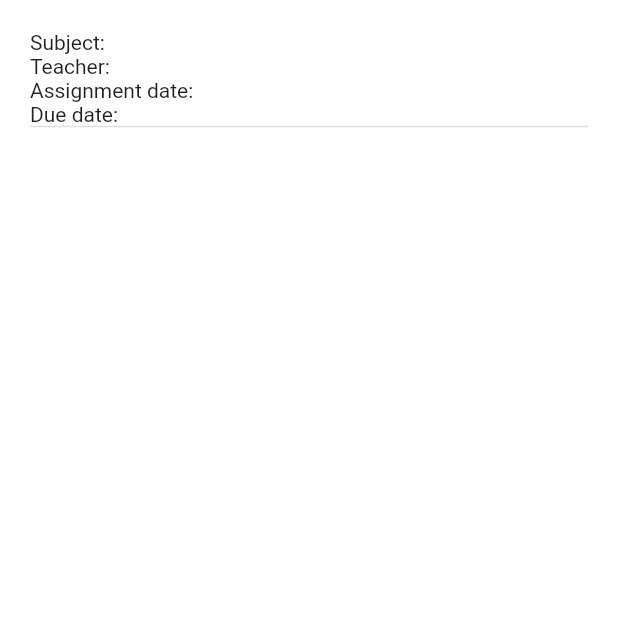
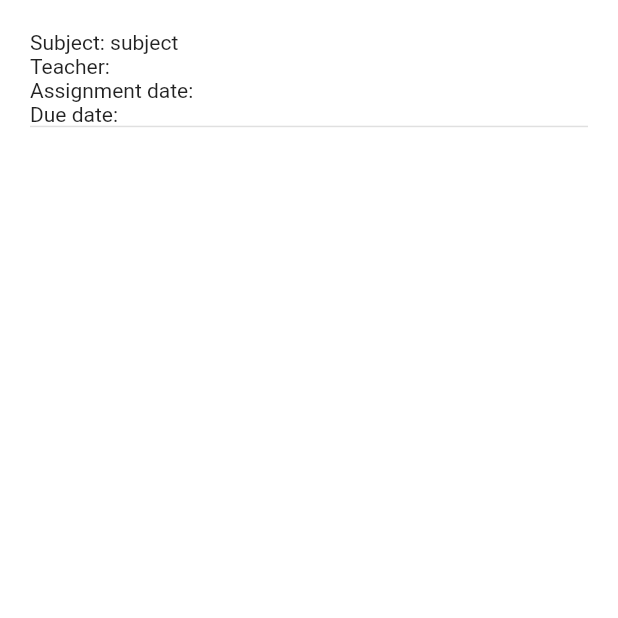
Before and after one commit to kusayp/ds-app, a Flutter app: the AssignmentDetailScreen screen opened directly with empty values, on a phone screen of 412 x 824 dp, the top half of it. Run offline on Flutter 3.47's test engine with Material 2 defaults, Android fonts, the light colour scheme and no system bars; our stand-ins replace bloc, equatable, flutter_bloc, flutter_svg, hexcolor, shared_preferences and 1 more; missing offline and left inert: dart_random_choice; accounts and stored records are empty.

Commit message:
add internationalisation

```diff
--- /dev/null
+++ b/lib/l10n/intl_en.arb
@@ -0,0 +1,5 @@
+{
+  "submittedAssignments": "Submit assignment",
+  "due": "Due",
+  "subject": "Subject: {subject}"
+}
--- /dev/null
+++ b/lib/l10n/intl_fr.arb
@@ -0,0 +1,4 @@
+{
+  "submittedAssignments": "Soumettre un devoir",
+  "due": "Due"
+}
--- a/lib/screens/answer/answer-page.dart
+++ b/lib/screens/answer/answer-page.dart
@@ -1,4 +1,5 @@
 import 'package:dsapp/blocs/blocs.dart';
+import 'package:dsapp/generated/l10n.dart';
 import 'package:dsapp/models/models.dart';
 import 'package:dsapp/repositories/repositories.dart';
 import 'package:dsapp/screens/screens.dart';
@@ -17,7 +18,7 @@ class AnswerPage extends StatelessWidget {
       appBar: AppBar(
         leading: BackButton(color: Colors.black),
         title: Text(
-          "Submitted Assignments",
+          S.of(context).submittedAssignments,
           style: TextStyle(color: Colors.black),
         ),
         centerTitle: true,
--- a/lib/screens/answer/components/answer-card.dart
+++ b/lib/screens/answer/components/answer-card.dart
@@ -1,3 +1,4 @@
+import 'package:dsapp/generated/l10n.dart';
 import 'package:dsapp/models/models.dart';
 import 'package:dsapp/screens/screens.dart';
 import 'package:dsapp/utils/common.dart';
@@ -40,7 +41,7 @@ class AnswerCard extends StatelessWidget {
               Row(
                 mainAxisAlignment: MainAxisAlignment.spaceBetween,
                 children: [
-                  Text("Due", style: TextStyle(fontSize: 12, color: Colors.red),),
+                  Text(S.of(context).due, style: TextStyle(fontSize: 12, color: Colors.red),),
                   Container(
                     padding: EdgeInsets.symmetric(horizontal: 5.0, vertical: 5.0),
                     child: Text("Common.formatDate(assignment.dueDate)", style: TextStyle(fontSize: 12.0),),
--- a/lib/screens/assignment/components/assignment-card.dart
+++ b/lib/screens/assignment/components/assignment-card.dart
@@ -1,3 +1,4 @@
+import 'package:dsapp/generated/l10n.dart';
 import 'package:dsapp/models/models.dart';
 import 'package:dsapp/screens/screens.dart';
 import 'package:dsapp/utils/common.dart';
@@ -40,7 +41,7 @@ class AssignmentCard extends StatelessWidget {
               Row(
                 mainAxisAlignment: MainAxisAlignment.spaceBetween,
                 children: [
-                  Text("Due", style: TextStyle(fontSize: 12, color: Colors.red),),
+                  Text(S.of(context).due, style: TextStyle(fontSize: 12, color: Colors.red),),
                   Container(
                     padding: EdgeInsets.symmetric(horizontal: 5.0, vertical: 5.0),
                     child: Text(Common.formatDate(assignment.dueDate), style: TextStyle(fontSize: 12.0),),
--- a/lib/screens/assignment/details/detail-screen.dart
+++ b/lib/screens/assignment/details/detail-screen.dart
@@ -1,3 +1,4 @@
+import 'package:dsapp/generated/l10n.dart';
 import 'package:dsapp/models/models.dart';
 import 'package:dsapp/screens/attendance/components/tab_indicator.dart';
 import 'package:dsapp/screens/login/components/login-field-component.dart';
@@ -28,7 +29,6 @@ class AssignmentDetailScreen extends StatelessWidget {
         arguments: assignment.attachment,
       );
     }
-
     final isTeacher = role == "ENSEINGNANT";
     return Scaffold(
       body: SafeArea(
@@ -41,7 +41,7 @@ class AssignmentDetailScreen extends StatelessWidget {
                 Row(
                   mainAxisAlignment: MainAxisAlignment.spaceBetween,
                   children: [
-                    Text("Subject:"),
+                    Text(S.of(context).subject("subject")),
                     Text(assignment.subject.name),
                   ],
                 ),
```
Also changed, not shown: lib/main.dart (+9 -0 lines), pubspec.yaml (+7 -3 lines), lib/generated/intl/messages_all.dart (added), lib/generated/intl/messages_en.dart (added), lib/generated/intl/messages_fr.dart (added), lib/generated/l10n.dart (added), pubspec.lock.
